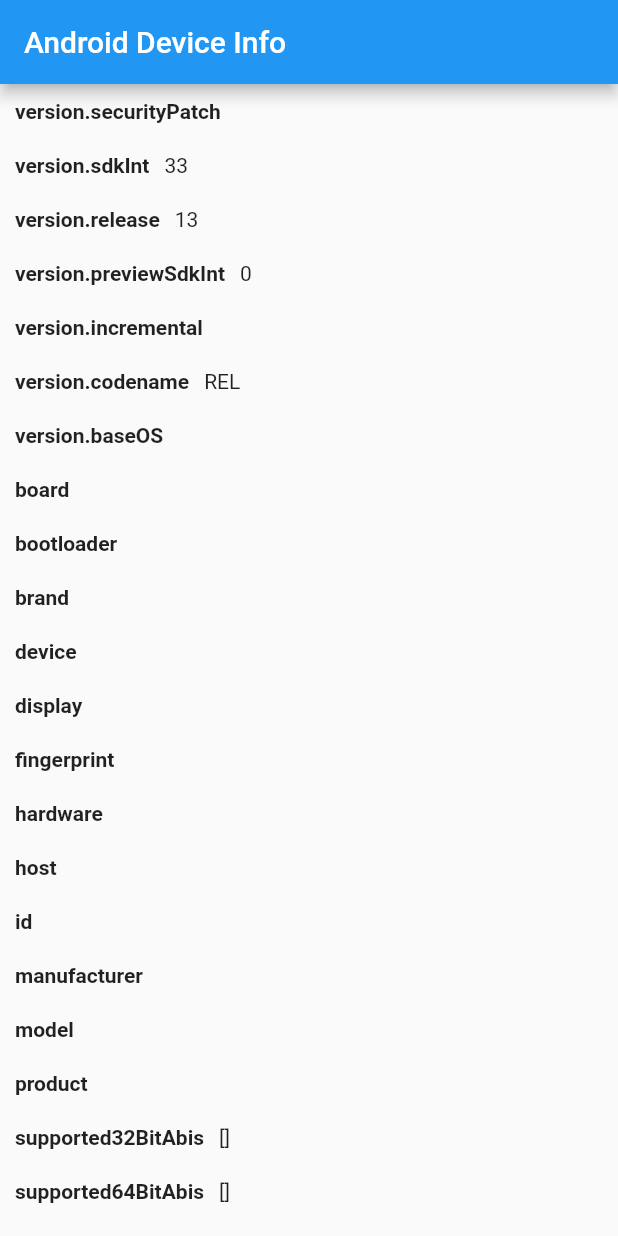
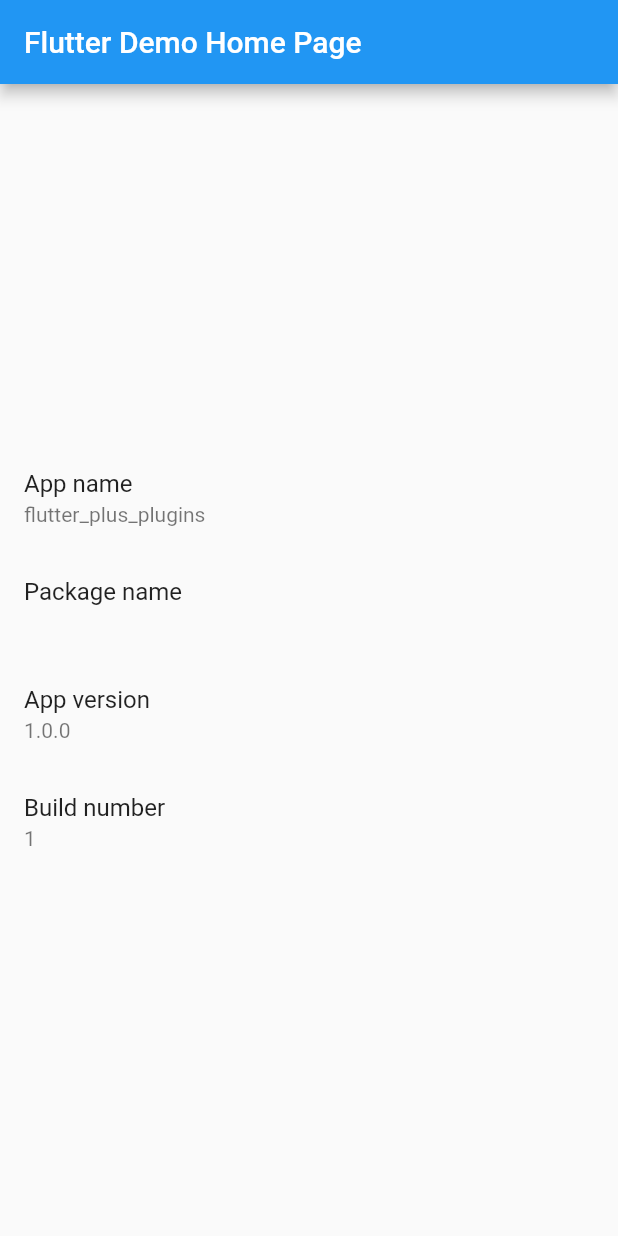
Before and after one commit to reham-ahmed/flutter_plus_plugins, a Flutter app: the screen it shows after launch, on a phone screen of 412 x 824 dp. Run offline on Flutter 3.47's test engine with Material 2 defaults, Android fonts, the phone set to English and light mode, and no system bars; our stand-ins replace battery, connectivity, device_info, package_info.

Commit message:
package Info

```diff
--- a/lib/main.dart
+++ b/lib/main.dart
@@ -11,6 +11,8 @@ import 'package:battery/battery.dart';
 import 'package:flutter_plus_plugins/battery.dart';
 import 'package:flutter_plus_plugins/connectivity.dart';
 import 'package:flutter_plus_plugins/device_info.dart';
+import 'package:flutter_plus_plugins/package_info.dart';
+
 
 void main() {
  runZonedGuarded(() {
@@ -31,7 +33,9 @@ class MyApp extends StatelessWidget {
       ),
       // home: BatteryPage(title: 'Flutter Demo Home Page'),
       // home: ConnectivityPage(title: 'Flutter Demo Home Page'),
-      home: DeviceInfo(),
+      home: Packageinfo(title: 'Flutter Demo Home Page'),
+      // home: DeviceInfo(),
+
     );
   }
 }
--- /dev/null
+++ b/lib/package_info.dart
@@ -0,0 +1,67 @@
+// Copyright 2017 The Chromium Authors. All rights reserved.
+// Use of this source code is governed by a BSD-style license that can be
+// found in the LICENSE file.
+
+// ignore_for_file: public_member_api_docs
+
+import 'dart:async';
+
+import 'package:flutter/material.dart';
+import 'package:package_info/package_info.dart';
+
+
+class Packageinfo extends StatefulWidget {
+  Packageinfo({Key key, this.title}) : super(key: key);
+
+  final String title;
+
+  @override
+  _PackageinfoState createState() => _PackageinfoState();
+}
+
+class _PackageinfoState extends State<Packageinfo> {
+  PackageInfo _packageInfo = PackageInfo(
+    appName: 'Unknown',
+    packageName: 'Unknown',
+    version: 'Unknown',
+    buildNumber: 'Unknown',
+  );
+
+  @override
+  void initState() {
+    super.initState();
+    _initPackageInfo();
+  }
+
+  Future<void> _initPackageInfo() async {
+    final PackageInfo info = await PackageInfo.fromPlatform();
+    setState(() {
+      _packageInfo = info;
+    });
+  }
+
+  Widget _infoTile(String title, String subtitle) {
+    return ListTile(
+      title: Text(title),
+      subtitle: Text(subtitle ?? 'Not set'),
+    );
+  }
+
+  @override
+  Widget build(BuildContext context) {
+    return Scaffold(
+      appBar: AppBar(
+        title: Text(widget.title),
+      ),
+      body: Column(
+        mainAxisAlignment: MainAxisAlignment.center,
+        children: <Widget>[
+          _infoTile('App name', _packageInfo.appName),
+          _infoTile('Package name', _packageInfo.packageName),
+          _infoTile('App version', _packageInfo.version),
+          _infoTile('Build number', _packageInfo.buildNumber),
+        ],
+      ),
+    );
+  }
+}
--- a/pubspec.yaml
+++ b/pubspec.yaml
@@ -31,6 +31,9 @@ dependencies:
   battery: ^1.0.7
   connectivity: ^2.0.2
   device_info: ^1.0.0
+  package_info: ^0.4.3+2
+  share: ^0.6.5+4
+  image_picker: ^0.6.7+4
 dev_dependencies:
   flutter_test:
     sdk: flutter
```
Also changed, not shown: pubspec.lock.
